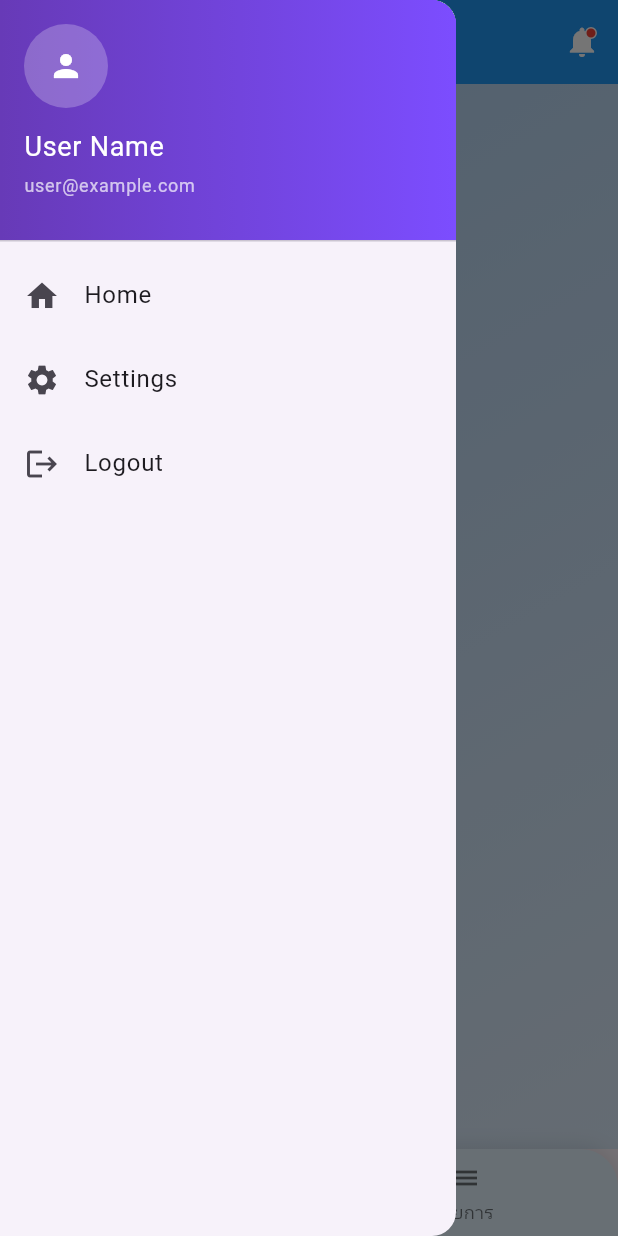
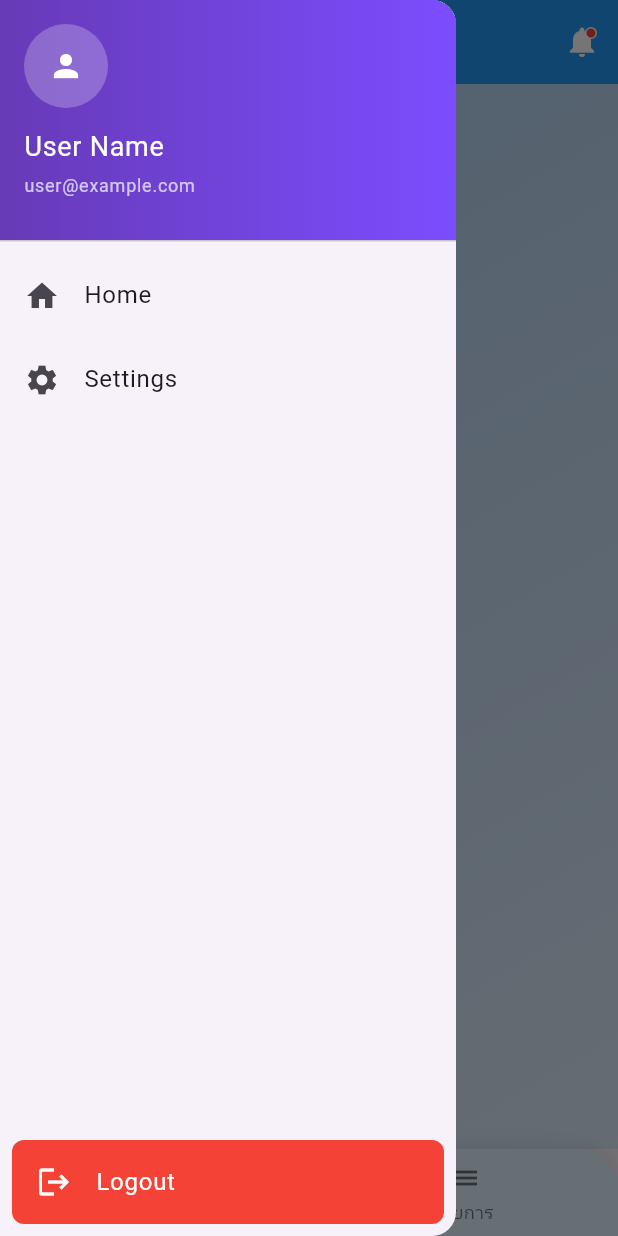
Before and after one commit to SittikornPratomwan/BlurMobileApp, a Flutter app: the HomePage screen opened directly, with the side drawer open, on a phone screen of 412 x 824 dp. Run offline on Flutter 3.47's test engine with Material 3 defaults, Android fonts, the phone set to English and light mode, and no system bars; our stand-ins replace font_awesome_flutter.

Commit message:
logout buttom

```diff
--- a/lib/Drawer/drawer.dart
+++ b/lib/Drawer/drawer.dart
@@ -54,13 +54,21 @@ class AppDrawer extends StatelessWidget {
                     const SnackBar(content: Text('Open Settings')));
               },
             ),
-            ListTile(
-              leading: const Icon(Icons.logout),
-              title: const Text('Logout'),
-              onTap: () {
-                Navigator.of(context).pop();
-                Navigator.of(context).pushReplacementNamed('/');
-              },
+            const Spacer(), // Push logout to bottom
+            Container(
+              margin: const EdgeInsets.all(8.0),
+              decoration: BoxDecoration(
+                color: Colors.red,
+                borderRadius: BorderRadius.circular(8.0),
+              ),
+              child: ListTile(
+                leading: const Icon(Icons.logout, color: Colors.white),
+                title: const Text('Logout', style: TextStyle(color: Colors.white)),
+                onTap: () {
+                  Navigator.of(context).pop();
+                  Navigator.of(context).pushReplacementNamed('/');
+                },
+              ),
             ),
           ],
         ),
--- a/lib/Homepage/home.dart
+++ b/lib/Homepage/home.dart
@@ -255,7 +255,7 @@ class _HomePageState extends State<HomePage> {
             MaterialPageRoute(builder: (context) => const AddPage()),
           );
         },
-        backgroundColor: isDark ? Colors.lightBlueAccent : Colors.blue,
+        backgroundColor: isDark ? Colors.amber[700] : Colors.orange[700],
         foregroundColor: Colors.white,
         elevation: 8,
         shape: const CircleBorder(),
```
